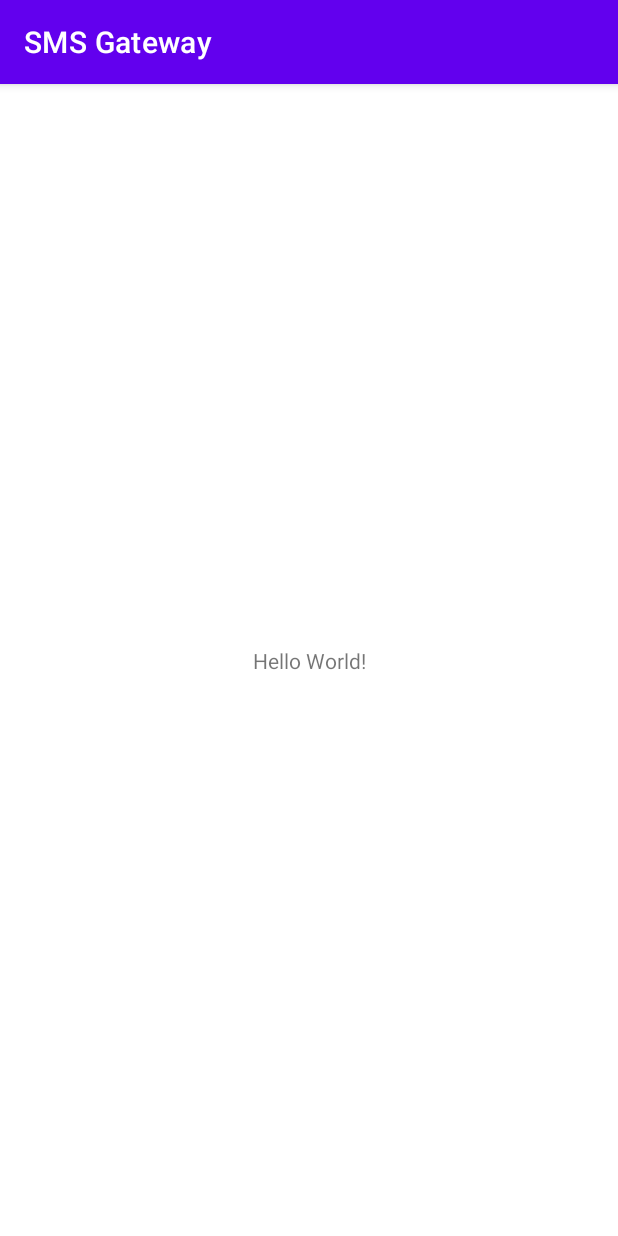
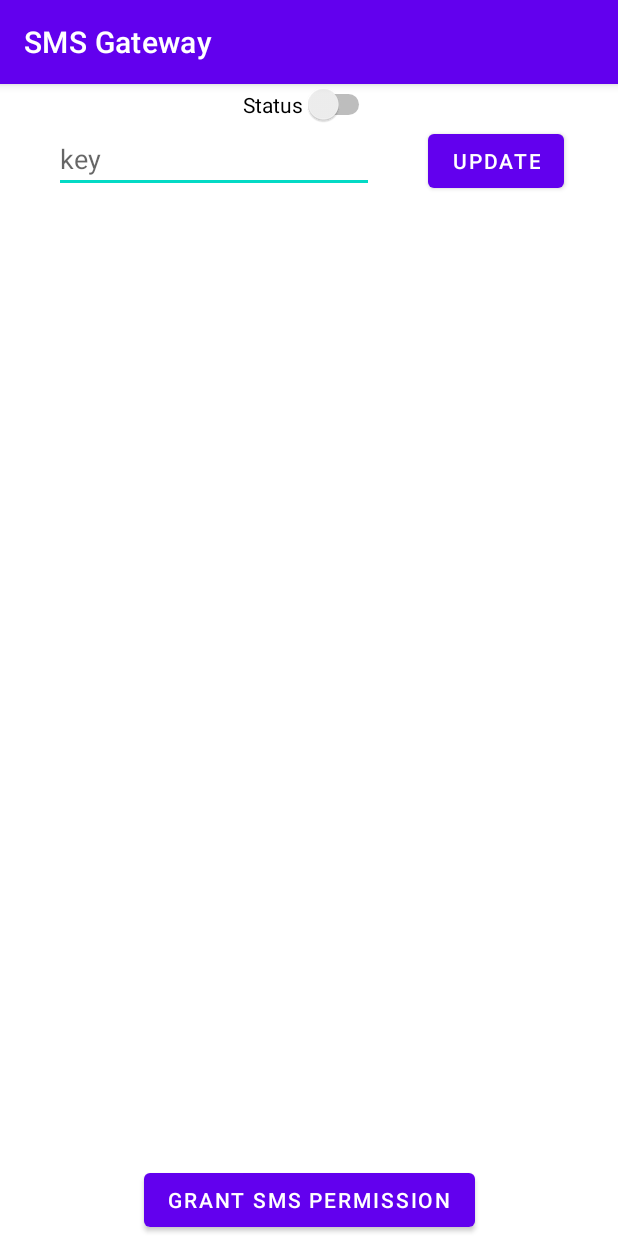
Before and after one commit to vernu/textbee, an Android app: the screen it shows after launch (MainActivity), on a phone screen of 412 x 824 dp. Run offline under Robolectric (Android 15) with nearby library versions, the phone set to English and light mode, and no system bars.

Commit message:
setup a basic ui

```diff
--- a/app/src/main/java/com/vernu/smsgateway/MainActivity.java
+++ b/app/src/main/java/com/vernu/smsgateway/MainActivity.java
@@ -3,12 +3,37 @@ package com.vernu.smsgateway;
 import androidx.appcompat.app.AppCompatActivity;
 
 import android.os.Bundle;
+import android.view.View;
+import android.widget.Button;
+import android.widget.EditText;
+import android.widget.Switch;
+import android.widget.Toast;
+
+import com.google.android.material.snackbar.Snackbar;
 
 public class MainActivity extends AppCompatActivity {
+
+    private Switch gatewaySwich;
+    private EditText gatewayKeyEditText;
+    private Button updateKeyButton, grantSMSPermissionBtn;
 
     @Override
     protected void onCreate(Bundle savedInstanceState) {
         super.onCreate(savedInstanceState);
         setContentView(R.layout.activity_main);
+        gatewaySwich = findViewById(R.id.gatewaySwitch);
+        gatewayKeyEditText = findViewById(R.id.gatewayKeyEditText);
+        updateKeyButton = findViewById(R.id.updateKeyButton);
+        grantSMSPermissionBtn = findViewById(R.id.grantSMSPermissionBtn);
+
+
+        grantSMSPermissionBtn.setOnClickListener(new View.OnClickListener() {
+            @Override
+            public void onClick(View view) {
+                Snackbar.make(view, "Pls give permissions", Snackbar.LENGTH_SHORT).show();
+            }
+        });
+
+
     }
 }
--- a/app/src/main/res/layout/activity_main.xml
+++ b/app/src/main/res/layout/activity_main.xml
@@ -6,13 +6,56 @@
     android:layout_height="match_parent"
     tools:context=".MainActivity">
 
-    <TextView
+    <Switch
+        android:id="@+id/gatewaySwitch"
         android:layout_width="wrap_content"
         android:layout_height="wrap_content"
-        android:text="Hello World!"
-        app:layout_constraintBottom_toBottomOf="parent"
-        app:layout_constraintLeft_toLeftOf="parent"
-        app:layout_constraintRight_toRightOf="parent"
+        android:text="Status"
+        app:layout_constraintEnd_toEndOf="parent"
+        app:layout_constraintStart_toStartOf="parent"
         app:layout_constraintTop_toTopOf="parent" />
 
+    <EditText
+        android:id="@+id/gatewayKeyEditText"
+        android:layout_width="wrap_content"
+        android:layout_height="wrap_content"
+        android:ems="10"
+        android:hint="key"
+        android:inputType="text"
+        app:layout_constraintEnd_toStartOf="@+id/updateKeyButton"
+        app:layout_constraintStart_toStartOf="parent"
+        app:layout_constraintTop_toBottomOf="@+id/gatewaySwitch" />
+
+    <Button
+        android:id="@+id/updateKeyButton"
+        android:layout_width="wrap_content"
+        android:layout_height="wrap_content"
+        android:text="Update"
+        app:layout_constraintEnd_toEndOf="parent"
+        app:layout_constraintStart_toEndOf="@+id/gatewayKeyEditText"
+        app:layout_constraintTop_toBottomOf="@+id/gatewaySwitch" />
+
+    <Button
+        android:id="@+id/grantSMSPermissionBtn"
+        android:layout_width="wrap_content"
+        android:layout_height="wrap_content"
+        android:text="Grant SMS Permission"
+        app:layout_constraintBottom_toBottomOf="parent"
+        app:layout_constraintEnd_toEndOf="parent"
+        app:layout_constraintStart_toStartOf="parent" />
+
+    <ScrollView
+        android:layout_width="409dp"
+        android:layout_height="606dp"
+        app:layout_constraintBottom_toTopOf="@+id/grantSMSPermissionBtn"
+        app:layout_constraintEnd_toEndOf="parent"
+        app:layout_constraintStart_toStartOf="parent"
+        app:layout_constraintTop_toBottomOf="@+id/updateKeyButton">
+
+        <LinearLayout
+            android:layout_width="match_parent"
+            android:layout_height="wrap_content"
+            android:orientation="vertical"></LinearLayout>
+    </ScrollView>
+
 </androidx.constraintlayout.widget.ConstraintLayout>
```
